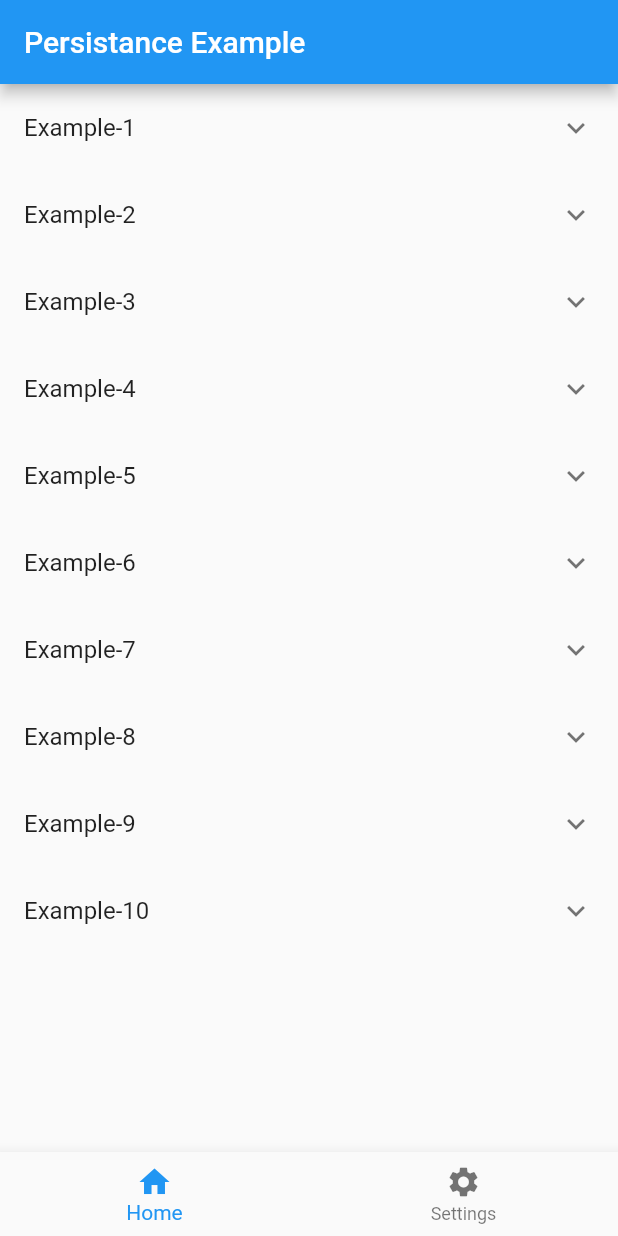
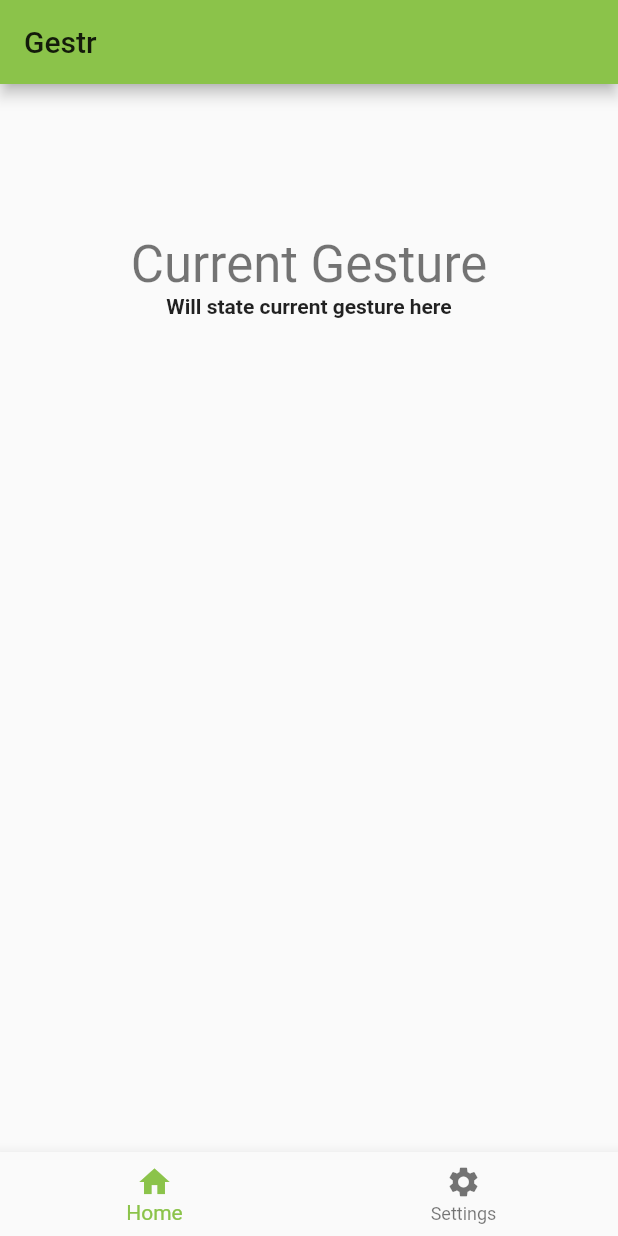
Before and after one commit to TarunChichili/gestr_app, a Flutter app: the screen it shows after launch, on a phone screen of 412 x 824 dp. Run offline on Flutter 3.47's test engine with Material 2 defaults, Android fonts, the phone set to English and light mode, and no system bars.

Commit message:
add basic display for current gesture

```diff
--- a/lib/main.dart
+++ b/lib/main.dart
@@ -6,9 +6,9 @@ class MyApp extends StatelessWidget {
   @override
   Widget build(BuildContext context) {
     return MaterialApp(
-      title: 'Flutter Demo',
+      debugShowCheckedModeBanner: false,
       theme: ThemeData(
-        primarySwatch: Colors.blue,
+        primarySwatch: Colors.lightGreen,
       ),
       home: MyHomePage(),
     );
@@ -36,18 +36,6 @@ class _MyHomePageState extends State<MyHomePage> {
 
   @override
   void initState() {
-    dataList = [
-      Data(1, false, "Example-1"),
-      Data(2, false, "Example-2"),
-      Data(3, false, "Example-3"),
-      Data(4, false, "Example-4"),
-      Data(5, false, "Example-5"),
-      Data(6, false, "Example-6"),
-      Data(7, false, "Example-7"),
-      Data(8, false, "Example-8"),
-      Data(9, false, "Example-9"),
-      Data(10, false, "Example-10"),
-    ];
     one = PageOne(
       key: keyOne,
       dataList: dataList,
@@ -67,7 +55,7 @@ class _MyHomePageState extends State<MyHomePage> {
   Widget build(BuildContext context) {
     return Scaffold(
       appBar: AppBar(
-        title: Text("Persistance Example"),
+        title: Text("Gestr"),
       ),
       body: PageStorage(
         child: currentPage,
@@ -110,35 +98,35 @@ class PageOne extends StatefulWidget {
 class PageOneState extends State<PageOne> {
   @override
   Widget build(BuildContext context) {
-    return ListView.builder(
-        itemCount: widget.dataList.length,
-        itemBuilder: (context, index) {
-          return ExpansionTile(
-            key: PageStorageKey('${widget.dataList[index].id}'),
-            title: Text(widget.dataList[index].title),
-            // onExpansionChanged: (b) => setState(() {
-            //       widget.dataList[index].expanded = b;
-            //       PageStorage.of(context).writeState(context, b,
-            //           identifier: ValueKey(
-            //             '${widget.dataList[index].id}',
-            //           ));
-            //     }),
-            // initiallyExpanded: widget.dataList[index].expanded,
-            //  PageStorage.of(context).readState(
-            //           context,
-            //           identifier: ValueKey(
-            //             '${widget.dataList[index].id}',
-            //           ),
-            //         ) ??
-            //     false,
-            children: <Widget>[
-              Container(
-                color: index % 2 == 0 ? Colors.orange : Colors.limeAccent,
-                height: 100.0,
-              ),
-            ],
-          );
-        });
+    return Scaffold(
+        body: Container(
+            margin: const EdgeInsets.only(top: 100.0),
+            child: Row(
+                mainAxisAlignment: MainAxisAlignment.center,
+                children: <Widget>[
+                  Column(
+                      children: <Widget>[
+                        Text(
+                          'Current Gesture',
+                          style: Theme
+                              .of(context)
+                              .textTheme
+                              .display1,
+                        ),
+
+                        Text(
+                          'Will state current gesture here',
+                          textAlign: TextAlign.center,
+                          overflow: TextOverflow.ellipsis,
+                          style: TextStyle(fontWeight: FontWeight.bold),
+                        )
+                      ]
+                  )
+
+                ]
+            )
+        )
+    );
   }
 }
 
@@ -152,19 +140,16 @@ class PageTwo extends StatefulWidget {
 class PageTwoState extends State<PageTwo> {
   @override
   Widget build(BuildContext context) {
-    return ListView.builder(
-      itemExtent: 250.0,
-      itemBuilder: (context, index) => Container(
-        padding: EdgeInsets.all(10.0),
-        child: Material(
-          elevation: 4.0,
-          borderRadius: BorderRadius.circular(5.0),
-          color: index % 2 == 0 ? Colors.cyan : Colors.deepOrange,
-          child: Center(
-            child: Text(index.toString()),
-          ),
-        ),
-      ),
+    return Scaffold(
+        body: Container(
+            margin: const EdgeInsets.only(top: 100.0),
+            child: Row(
+              mainAxisAlignment: MainAxisAlignment.center,
+              children: <Widget>[
+
+              ]
+            )
+        )
     );
   }
 }
```
